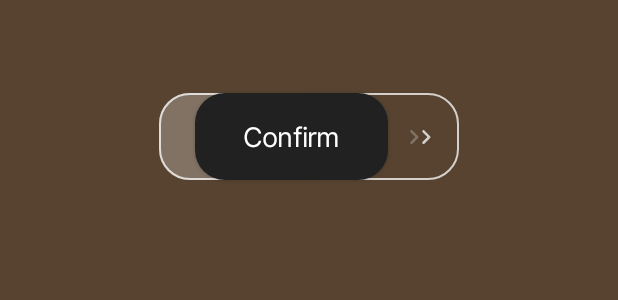
After one commit to JunkieLabs/junkie-parking-android-app, an Android app: the layout activity_labs_slide.xml on its own in the app's theme, with its tools: preview values and no code run, on a phone screen of 412 x 824 dp. The commit adds this screen. Shown: the top 300 px of the screen. Run offline under Robolectric (Android 15) with nearby library versions, the phone set to English and light mode, and no system bars.

Commit message:
added animation button

```diff
--- a/app/src/main/java/in/junkielabs/parking/MainActivity.kt
+++ b/app/src/main/java/in/junkielabs/parking/MainActivity.kt
@@ -1,20 +1,21 @@
 package `in`.junkielabs.parking
 
 import `in`.junkielabs.parking.databinding.ActivityMainBinding
+import `in`.junkielabs.parking.ui.base.ActivityBase
 import `in`.junkielabs.parking.ui.common.scanner.ActivityQrScanner
 import `in`.junkielabs.parking.ui.components.home.ActivityHome
 import `in`.junkielabs.parking.ui.components.launcher.ActivityLauncher
 import `in`.junkielabs.parking.ui.components.onboard.ActivityOnboard
 import `in`.junkielabs.parking.ui.components.wait.ActivityWait
 import `in`.junkielabs.parking.ui.components.walkthrough.ActivityWalkThrough
-import androidx.appcompat.app.AppCompatActivity
+import `in`.junkielabs.parking.ui.labs.slidebutton.LabsActivitySlide
+import android.content.Intent
 import android.os.Bundle
 import dagger.hilt.android.AndroidEntryPoint
-import org.jetbrains.anko.startActivity
 
 
 @AndroidEntryPoint
-class MainActivity : AppCompatActivity() {
+class MainActivity : ActivityBase() {
     private lateinit var binding: ActivityMainBinding
 
     override fun onCreate(savedInstanceState: Bundle?) {
@@ -35,34 +36,43 @@ class MainActivity : AppCompatActivity() {
 
         binding.activityMainLauncherBtn.setOnClickListener {
             //            startActivity<ActivityAuth>()
-            startLauncher()
+            var i = Intent(this, ActivityLauncher::class.java)
+            startActivity(i)
         }
 
         binding.activityMainWalkBtn.setOnClickListener {
-                        startActivity<ActivityWalkThrough>()
+            var i = Intent(this, ActivityWalkThrough::class.java)
+            startActivity(i)
 
         }
 
         binding.activityMainOnboardBtn.setOnClickListener {
-            startActivity<ActivityOnboard>()
+            var i = Intent(this, ActivityOnboard::class.java)
+            startActivity(i)
 
         }
 
         binding.activityMainWaitBtn.setOnClickListener {
-            startActivity<ActivityWait>()
+            var i = Intent(this, ActivityWait::class.java)
+            startActivity(i)
         }
 
         binding.activityMainHomeBtn.setOnClickListener {
-            startActivity<ActivityHome>()
+            var i = Intent(this, ActivityHome::class.java)
+            startActivity(i)
         }
 
         binding.activityMainScannerBtn.setOnClickListener {
-            startActivity<ActivityQrScanner>()
+            var i = Intent(this, ActivityQrScanner::class.java)
+            startActivity(i)
+        }
+
+        binding.activityMainSlideBtn.setOnClickListener {
+            var i = Intent(this, LabsActivitySlide::class.java)
+            startActivity(i)
         }
 
     }
 
-    private fun startLauncher(){
-        startActivity<ActivityLauncher>()
-    }
+
 }
--- /dev/null
+++ b/app/src/main/java/in/junkielabs/parking/ui/labs/slidebutton/LabsActivitySlide.kt
@@ -0,0 +1,19 @@
+package `in`.junkielabs.parking.ui.labs.slidebutton
+
+import `in`.junkielabs.parking.R
+import `in`.junkielabs.parking.databinding.ActivityLabsSlideBinding
+import `in`.junkielabs.parking.ui.base.ActivityBase
+import androidx.appcompat.app.AppCompatActivity
+import android.os.Bundle
+
+class LabsActivitySlide : ActivityBase() {
+    private lateinit var vBinding: ActivityLabsSlideBinding
+
+    override fun onCreate(savedInstanceState: Bundle?) {
+        super.onCreate(savedInstanceState)
+        vBinding = ActivityLabsSlideBinding.inflate(layoutInflater)
+        setStatusDefault(false)
+        setContentView(vBinding.root)
+//        setContentView(R.layout.activity_labs_slide_button)
+    }
+}
--- /dev/null
+++ b/app/src/main/res/drawable/dr_rect_outline_rounded_white_2dp.xml
@@ -0,0 +1,7 @@
+<?xml version="1.0" encoding="utf-8"?>
+<shape xmlns:android="http://schemas.android.com/apk/res/android"
+    android:shape="rectangle">
+    <stroke android:width="1dp"
+        android:color="@color/md_white_1000_75"/>
+    <corners android:radius="@dimen/offset_20"/>
+</shape>
--- /dev/null
+++ b/app/src/main/res/drawable/dr_rect_round_on_surface_10_24dp.xml
@@ -0,0 +1,7 @@
+<?xml version="1.0" encoding="utf-8"?>
+<shape xmlns:android="http://schemas.android.com/apk/res/android"
+    android:shape="rectangle">
+    <solid android:color="@color/md_white_1000_25"/>
+    <corners android:radius="20dp"/>
+
+</shape>
--- /dev/null
+++ b/app/src/main/res/drawable/ic_round_keyboard_arrow_right_24.xml
@@ -0,0 +1,11 @@
+<vector xmlns:android="http://schemas.android.com/apk/res/android"
+    android:width="24dp"
+    android:height="24dp"
+    android:viewportWidth="24"
+    android:viewportHeight="24"
+    android:tint="?attr/colorControlNormal"
+    android:autoMirrored="true">
+  <path
+      android:fillColor="@android:color/white"
+      android:pathData="M9.29,15.88L13.17,12 9.29,8.12c-0.39,-0.39 -0.39,-1.02 0,-1.41 0.39,-0.39 1.02,-0.39 1.41,0l4.59,4.59c0.39,0.39 0.39,1.02 0,1.41L10.7,17.3c-0.39,0.39 -1.02,0.39 -1.41,0 -0.38,-0.39 -0.39,-1.03 0,-1.42z"/>
+</vector>
--- /dev/null
+++ b/app/src/main/res/layout/activity_labs_slide.xml
@@ -0,0 +1,77 @@
+<?xml version="1.0" encoding="utf-8"?>
+<LinearLayout xmlns:android="http://schemas.android.com/apk/res/android"
+    xmlns:app="http://schemas.android.com/apk/res-auto"
+    xmlns:tools="http://schemas.android.com/tools"
+    android:layout_width="match_parent"
+    android:layout_height="match_parent"
+    android:orientation="vertical"
+    android:background="@color/colorAccent"
+    tools:context=".ui.labs.slidebutton.LabsActivitySlide">
+
+    <View
+        android:layout_width="match_parent"
+        android:layout_height="@dimen/length_56"/>
+
+    <androidx.constraintlayout.motion.widget.MotionLayout
+        android:layout_width="wrap_content"
+        android:layout_height="wrap_content"
+        android:layout_gravity="center_horizontal"
+        android:minWidth="@dimen/length_200"
+        app:layoutDescription="@xml/activity_labs_slide_scene">
+
+        <FrameLayout
+            android:id="@+id/activity_labs_slide_outline"
+            android:layout_width="0dp"
+            android:layout_height="0dp"
+
+            android:background="@drawable/dr_rect_outline_rounded_white_2dp">
+
+        </FrameLayout>
+
+        <FrameLayout
+            android:id="@+id/activity_labs_slide_frame"
+            android:layout_width="0dp"
+            android:layout_height="0dp"
+
+            android:background="@drawable/dr_rect_round_on_surface_10_24dp">
+
+        </FrameLayout>
+
+
+        <FrameLayout
+            android:id="@+id/activity_labs_slide_arrow"
+            android:layout_width="wrap_content"
+            android:layout_height="@dimen/offset_24"
+            android:orientation="horizontal">
+
+            <ImageView
+                android:layout_width="@dimen/length_20"
+                android:layout_height="match_parent"
+                app:srcCompat="@drawable/ic_round_keyboard_arrow_right_24"
+                app:tint="@color/md_white_1000_25"/>
+
+            <ImageView
+                android:layout_marginStart="@dimen/offset_8"
+                android:layout_width="@dimen/length_20"
+                android:layout_height="match_parent"
+                app:tint="@color/md_white_1000_75"
+                app:srcCompat="@drawable/ic_round_keyboard_arrow_right_24"/>
+
+        </FrameLayout>
+
+        <com.google.android.material.button.MaterialButton
+            android:id="@+id/activity_labs_slide_button"
+            android:layout_width="wrap_content"
+            android:layout_height="wrap_content"
+            android:clickable="false"
+            android:paddingStart="@dimen/offset_32"
+            android:textAppearance="@style/Tb.TextAppearance.Button"
+            android:paddingTop="@dimen/offset_16"
+            android:paddingEnd="@dimen/offset_32"
+            android:paddingBottom="@dimen/offset_16"
+            app:cornerRadius="@dimen/offset_20"
+            app:backgroundTint="@color/md_grey_900"
+            android:text="Confirm" />
+    </androidx.constraintlayout.motion.widget.MotionLayout>
+
+</LinearLayout>
--- a/app/src/main/res/layout/activity_main.xml
+++ b/app/src/main/res/layout/activity_main.xml
@@ -147,6 +147,18 @@
             android:gravity="center_horizontal"
             android:layout_marginTop="@dimen/offset_8"/>
 
+        <View
+            android:layout_width="match_parent"
+            android:layout_height="1dp"
+            android:background="@color/md_grey_600"/>
+
+        <Button
+            android:id="@+id/activity_main_slide_btn"
+            style="@style/ButtonNormal"
+            android:layout_marginTop="@dimen/offset_6"
+            android:textColor="@color/white"
+            android:text="Slide Btn" />
+
         <!--        <Button-->
         <!--            android:id="@+id/activity_main_login_btn"-->
         <!--            style="@style/ButtonNormal"-->
--- /dev/null
+++ b/app/src/main/res/xml/activity_labs_slide_scene.xml
@@ -0,0 +1,98 @@
+<?xml version="1.0" encoding="utf-8"?>
+<MotionScene xmlns:android="http://schemas.android.com/apk/res/android"
+    xmlns:app="http://schemas.android.com/apk/res-auto">
+
+    <ConstraintSet android:id="@+id/start">
+        <Constraint android:id="@+id/widget" />
+        <Constraint
+            android:id="@+id/activity_labs_slide_outline"
+            android:layout_width="0dp"
+            android:layout_height="0dp"
+            android:layout_marginTop="@dimen/offset_6"
+            android:layout_marginBottom="@dimen/offset_6"
+            app:layout_constraintBottom_toBottomOf="parent"
+            app:layout_constraintEnd_toEndOf="parent"
+            app:layout_constraintStart_toStartOf="parent"
+            app:layout_constraintTop_toTopOf="parent" />
+
+        <Constraint
+            android:id="@+id/activity_labs_slide_frame"
+            android:layout_width="0dp"
+            android:layout_height="0dp"
+            android:layout_marginEnd="@dimen/offset_8"
+            android:layout_marginTop="@dimen/offset_6"
+            android:layout_marginBottom="@dimen/offset_6"
+            app:layout_constraintBottom_toBottomOf="parent"
+            app:layout_constraintEnd_toEndOf="@+id/activity_labs_slide_button"
+            app:layout_constraintStart_toStartOf="parent"
+            app:layout_constraintTop_toTopOf="parent" />
+
+        <Constraint
+            android:id="@+id/activity_labs_slide_arrow"
+            android:layout_width="wrap_content"
+            android:layout_height="24dp"
+            android:layout_marginEnd="@dimen/offset_12"
+
+            app:layout_constraintBottom_toBottomOf="parent"
+            app:layout_constraintEnd_toEndOf="parent"
+            app:layout_constraintTop_toTopOf="parent" />
+
+        <Constraint
+            android:id="@+id/activity_labs_slide_button"
+            android:layout_width="wrap_content"
+            android:layout_height="wrap_content"
+            android:layout_marginStart="24dp"
+            app:layout_constraintStart_toStartOf="parent"
+            app:layout_constraintBottom_toBottomOf="parent"
+            app:layout_constraintTop_toTopOf="parent" />
+    </ConstraintSet>
+
+    <ConstraintSet android:id="@+id/end"
+        app:deriveConstraintsFrom="@id/start">
+        <Constraint android:id="@id/widget" />
+        <Constraint
+            android:id="@id/activity_labs_slide_outline" />
+        <Constraint
+            android:id="@id/activity_labs_slide_frame" />
+        <Constraint
+            android:id="@id/activity_labs_slide_arrow" />
+        <Constraint
+            android:id="@id/activity_labs_slide_button"
+            android:layout_width="wrap_content"
+            android:layout_height="wrap_content"
+            app:layout_constraintEnd_toEndOf="parent" />
+
+    </ConstraintSet>
+
+<!--    <Transition-->
+<!--        app:constraintSetEnd="@id/end"-->
+<!--        app:constraintSetStart="@+id/start" />-->
+
+    <Transition
+        app:constraintSetEnd="@+id/end"
+        app:constraintSetStart="@+id/start"
+        app:duration="300">
+        <OnSwipe
+            app:dragDirection="dragRight"
+            app:onTouchUp="autoComplete"
+            app:touchRegionId="@id/activity_labs_slide_button"/>
+
+
+    </Transition>
+
+<!--    <Transition
+        app:constraintSetEnd="@+id/end"
+        app:constraintSetStart="@+id/start"
+        app:duration="300">
+
+        <OnClick
+            app:clickAction="toggle"
+            app:targetId="@id/activity_labs_slide_button"
+            />
+
+    </Transition>-->
+
+
+
+
+</MotionScene>
--- a/build.gradle
+++ b/build.gradle
@@ -10,7 +10,7 @@ buildscript {
     }
     dependencies {
         classpath 'com.android.tools.build:gradle:4.2.1'
-        classpath "org.jetbrains.kotlin:kotlin-gradle-plugin:$kotlin_version"
+        classpath "org.jetbrains.kotlin:kotlin-gradle-plugin:1.5.31"
 
         /**
          * dependency injection
```
Also changed, not shown: app/build.gradle (+4 -4 lines), app/src/main/AndroidManifest.xml (+6 -3 lines), 1 other file.
